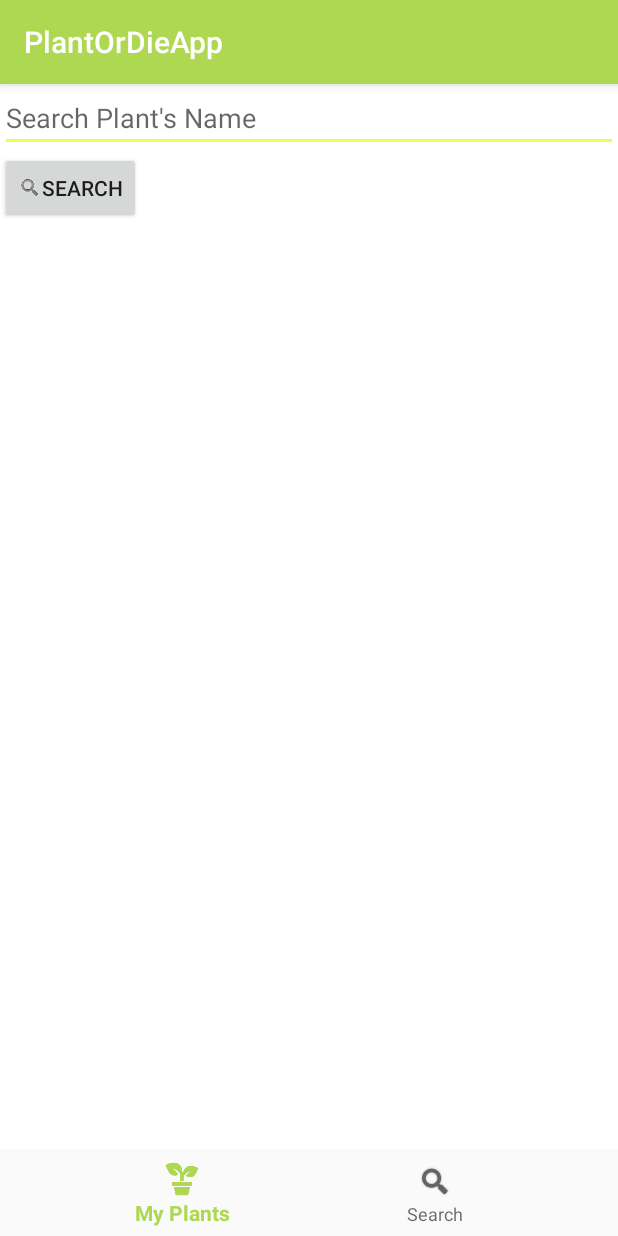
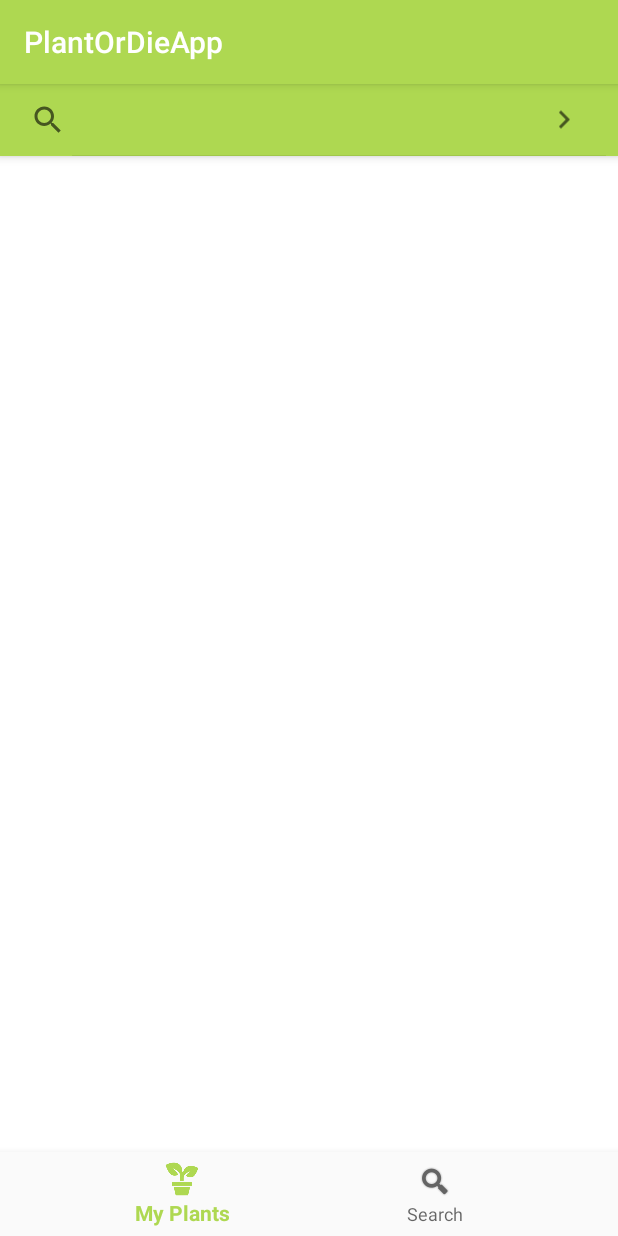
Before and after one commit to scoheleach/PlantOrDie, an Android app: the SearchableActivity screen opened directly, with no data from a screen before it, on a phone screen of 412 x 824 dp. Run offline under Robolectric (Android 15) with nearby library versions, the phone set to English and light mode, and no system bars.

Commit message:
searchWidget is not working but i could feel its close

```diff
--- a/PlantOrDieApp/app/src/main/AndroidManifest.xml
+++ b/PlantOrDieApp/app/src/main/AndroidManifest.xml
@@ -10,10 +10,11 @@
             android:supportsRtl="true"
             android:theme="@style/AppTheme">
 
-        <activity android:name=".SearchResultActivity">
+        <activity android:name=".PlantInfoActivity">
             <meta-data android:name="android.app.default_searchable"
                        android:value=".SearchableActivity" />
         </activity>
+
 
         <activity
                 android:name=".SearchableActivity"
--- a/PlantOrDieApp/app/src/main/java/hu/ait/plantordieapp/SearchableActivity.kt
+++ b/PlantOrDieApp/app/src/main/java/hu/ait/plantordieapp/SearchableActivity.kt
@@ -6,6 +6,7 @@ import android.content.Intent
 import android.support.v7.app.AppCompatActivity
 import android.os.Bundle
 import android.support.design.widget.BottomNavigationView
+import android.support.v7.widget.SearchView
 import hu.ait.plantordieapp.data.Plant
 import kotlinx.android.synthetic.main.activity_scrolling.*
 import kotlinx.android.synthetic.main.activity_searchable.*
@@ -17,32 +18,43 @@ class SearchableActivity : AppCompatActivity() {
         setContentView(R.layout.activity_searchable)
 
         navSearch.setOnNavigationItemSelectedListener(mOnNavigationItemSelectedListener)
+        searchBar.isSubmitButtonEnabled = true
 
-        btnSearch.setOnClickListener{
-            doMySearch(etSearch.text.toString())
+        if (Intent.ACTION_SEARCH == intent.action) {
+            intent.setClass(this@SearchableActivity, PlantInfoActivity::class.java)
+            startActivity(intent)
+           // intent.getStringExtra(SearchManager.QUERY)
         }
+
+        val searchManager = getSystemService(Context.SEARCH_SERVICE) as SearchManager
+
+        (searchBar as SearchView).apply {
+            // Assumes current activity is the searchable activity
+            setSearchableInfo(searchManager.getSearchableInfo(componentName))
+            setIconifiedByDefault(false) // Do not iconify the widget; expand it by default
+        }
+
     }
 
-    override fun onNewIntent(intent: Intent) {
-        setIntent(intent)
-        handleIntent(intent)
-    }
 
-    private fun handleIntent(intent: Intent) {
-        if (Intent.ACTION_SEARCH == intent.action) {
-            intent.getStringExtra(SearchManager.QUERY)?.also { query ->
-                doMySearch(query)
-            }
-        }
-    }
+//    override fun onNewIntent(intent: Intent) {
+//        setIntent(intent)
+//        handleIntent(intent)
+//    }
+//
+//    private fun handleIntent(intent: Intent) {
+//        if (Intent.ACTION_SEARCH == intent.action) {
+//            intent.getStringExtra(SearchManager.QUERY)
+//        }
+//    }
 
-    private fun doMySearch(query: String) {
-        var intentDetails = Intent()
-        intentDetails.setClass(this@SearchableActivity, PlantInfoActivity::class.java)
-
-        intentDetails.putExtra("PLANT_NAME", query)
-        startActivity(intentDetails)
-    }
+//    private fun doMySearch(query: String) {
+//        var intentDetails = Intent()
+//        intentDetails.setClass()
+//
+//        intentDetails.putExtra("PLANT_NAME", query)
+//        startActivity(intentDetails)
+//    }
 
     private val mOnNavigationItemSelectedListener = BottomNavigationView.OnNavigationItemSelectedListener { item ->
         when (item.itemId) {
--- a/PlantOrDieApp/app/src/main/res/layout/activity_searchable.xml
+++ b/PlantOrDieApp/app/src/main/res/layout/activity_searchable.xml
@@ -15,28 +15,19 @@
             android:fitsSystemWindows="true"
             android:background="@color/background">
 
-        <LinearLayout
+        <android.support.design.widget.AppBarLayout
+                android:id="@+id/appBar"
                 android:layout_width="match_parent"
-                android:layout_height="wrap_content"
-                android:orientation="vertical">
+                android:layout_height="wrap_content">
 
-            <EditText
-                    android:id="@+id/etSearch"
-                    android:layout_height="wrap_content"
+            <android.support.v7.widget.SearchView
+                    android:id="@+id/searchBar"
                     android:layout_width="match_parent"
-                    android:hint="@string/search_hint"
-                    android:inputType=""/>
+                    android:layout_height="wrap_content">
 
+            </android.support.v7.widget.SearchView>
 
-            <Button
-                    android:id="@+id/btnSearch"
-                    android:layout_width="wrap_content"
-                    android:layout_height="wrap_content"
-                    android:text="Search"
-                    android:drawableLeft="@drawable/ic_search"/>
-        </LinearLayout>
-
-
+        </android.support.design.widget.AppBarLayout>
 
     </android.support.design.widget.CoordinatorLayout>
 
```
Also changed, not shown: PlantOrDieApp/app/src/main/java/hu/ait/plantordieapp/PlantInfoActivity.kt (+7 -4 lines), PlantOrDieApp/app/src/main/java/hu/ait/plantordieapp/SearchResultActivity.kt (deleted, +0 -12 lines), PlantOrDieApp/app/src/main/res/layout/activity_search_result.xml (deleted, +0 -10 lines).
